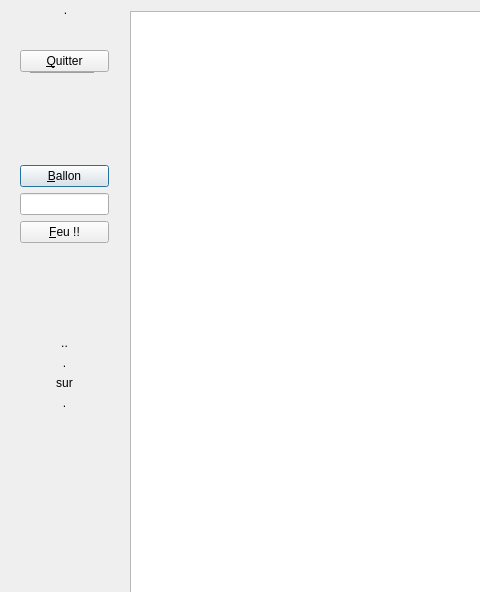
Before: the Qt Designer form exercice.ui in Txikilinux/leterrier-calculment, drawn with Qt 5; both pictures show x 0 to 480 and y 0 to 592 of the 850 by 950 pixel window.
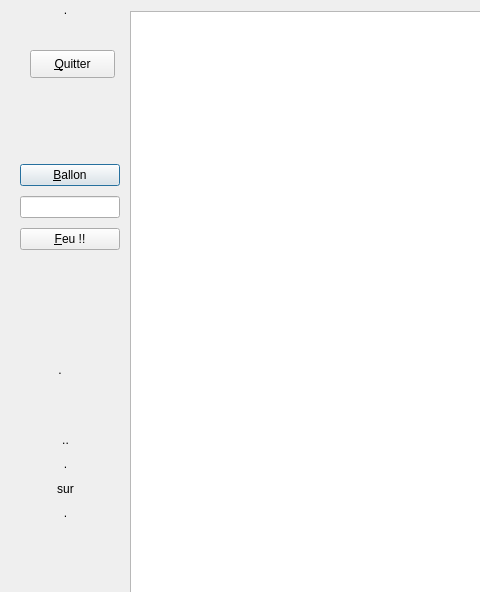
After: the same form once the commit is applied.

Patch:
```diff
--- a/exercice.ui
+++ b/exercice.ui
@@ -27,127 +27,23 @@
   </property>
   <widget class="QWidget" name="centralwidget">
    <widget class="QLCDNumber" name="lcdNumber">
-    <property name="geometry">
-     <rect>
-      <x>30</x>
-      <y>50</y>
-      <width>64</width>
-      <height>23</height>
-     </rect>
+    <property name="enabled">
+     <bool>true</bool>
     </property>
-   </widget>
-   <widget class="QWidget" name="layoutWidget">
     <property name="geometry">
      <rect>
-      <x>20</x>
+      <x>10</x>
       <y>50</y>
-      <width>89</width>
-      <height>360</height>
+      <width>0</width>
+      <height>0</height>
      </rect>
     </property>
-    <layout class="QVBoxLayout" name="verticalLayout_3">
-     <item>
-      <widget class="QPushButton" name="btnQuitter">
-       <property name="text">
-        <string>&amp;Quitter</string>
-       </property>
-      </widget>
-     </item>
-     <item>
-      <spacer name="verticalSpacer_2">
-       <property name="orientation">
-        <enum>Qt::Vertical</enum>
-       </property>
-       <property name="sizeHint" stdset="0">
-        <size>
-         <width>20</width>
-         <height>78</height>
-        </size>
-       </property>
-      </spacer>
-     </item>
-     <item>
-      <layout class="QVBoxLayout" name="verticalLayout_2">
-       <item>
-        <widget class="QPushButton" name="btnBallon">
-         <property name="text">
-          <string>&amp;Ballon</string>
-         </property>
-         <property name="default">
-          <bool>true</bool>
-         </property>
-        </widget>
-       </item>
-       <item>
-        <widget class="QLineEdit" name="leResultat"/>
-       </item>
-       <item>
-        <widget class="QPushButton" name="btnFeu">
-         <property name="text">
-          <string>&amp;Feu !!</string>
-         </property>
-        </widget>
-       </item>
-      </layout>
-     </item>
-     <item>
-      <spacer name="verticalSpacer">
-       <property name="orientation">
-        <enum>Qt::Vertical</enum>
-       </property>
-       <property name="sizeHint" stdset="0">
-        <size>
-         <width>20</width>
-         <height>40</height>
-        </size>
-       </property>
-      </spacer>
-     </item>
-     <item>
-      <layout class="QVBoxLayout" name="verticalLayout">
-       <item>
-        <widget class="QLabel" name="lblMsg">
-         <property name="text">
-          <string>..</string>
-         </property>
-         <property name="alignment">
-          <set>Qt::AlignCenter</set>
-         </property>
-        </widget>
-       </item>
-       <item>
-        <widget class="QLabel" name="lblPoints">
-         <property name="text">
-          <string>.</string>
-         </property>
-         <property name="alignment">
-          <set>Qt::AlignCenter</set>
-         </property>
-        </widget>
-       </item>
-       <item>
-        <widget class="QLabel" name="lblSur">
-         <property name="text">
-          <string>sur</string>
-         </property>
-         <property name="alignment">
-          <set>Qt::AlignCenter</set>
-         </property>
-        </widget>
-       </item>
-       <item>
-        <widget class="QLabel" name="lblTotal">
-         <property name="text">
-          <string>.</string>
-         </property>
-         <property name="alignment">
-          <set>Qt::AlignCenter</set>
-         </property>
-        </widget>
-       </item>
-      </layout>
-     </item>
-    </layout>
+    <property name="maximumSize">
+     <size>
+      <width>0</width>
+      <height>0</height>
+     </size>
+    </property>
    </widget>
    <widget class="QGraphicsView" name="vue">
     <property name="geometry">
@@ -175,6 +71,126 @@
      <set>Qt::AlignCenter</set>
     </property>
    </widget>
+   <widget class="QLabel" name="lblImgMsg">
+    <property name="geometry">
+     <rect>
+      <x>10</x>
+      <y>320</y>
+      <width>100</width>
+      <height>100</height>
+     </rect>
+    </property>
+    <property name="text">
+     <string>.</string>
+    </property>
+    <property name="alignment">
+     <set>Qt::AlignCenter</set>
+    </property>
+   </widget>
+   <widget class="QWidget" name="layoutWidget">
+    <property name="geometry">
+     <rect>
+      <x>20</x>
+      <y>430</y>
+      <width>91</width>
+      <height>92</height>
+     </rect>
+    </property>
+    <layout class="QVBoxLayout" name="verticalLayout">
+     <item>
+      <widget class="QLabel" name="lblMsg">
+       <property name="text">
+        <string>..</string>
+       </property>
+       <property name="alignment">
+        <set>Qt::AlignCenter</set>
+       </property>
+      </widget>
+     </item>
+     <item>
+      <widget class="QLabel" name="lblPoints">
+       <property name="text">
+        <string>.</string>
+       </property>
+       <property name="alignment">
+        <set>Qt::AlignCenter</set>
+       </property>
+      </widget>
+     </item>
+     <item>
+      <widget class="QLabel" name="lblSur">
+       <property name="text">
+        <string>sur</string>
+       </property>
+       <property name="alignment">
+        <set>Qt::AlignCenter</set>
+       </property>
+      </widget>
+     </item>
+     <item>
+      <widget class="QLabel" name="lblTotal">
+       <property name="text">
+        <string>.</string>
+       </property>
+       <property name="alignment">
+        <set>Qt::AlignCenter</set>
+       </property>
+      </widget>
+     </item>
+    </layout>
+   </widget>
+   <widget class="QWidget" name="layoutWidget">
+    <property name="geometry">
+     <rect>
+      <x>20</x>
+      <y>160</y>
+      <width>100</width>
+      <height>96</height>
+     </rect>
+    </property>
+    <layout class="QVBoxLayout" name="verticalLayout_2">
+     <item>
+      <widget class="QPushButton" name="btnBallon">
+       <property name="text">
+        <string>&amp;Ballon</string>
+       </property>
+       <property name="default">
+        <bool>true</bool>
+       </property>
+      </widget>
+     </item>
+     <item>
+      <widget class="QLineEdit" name="leResultat"/>
+     </item>
+     <item>
+      <widget class="QPushButton" name="btnFeu">
+       <property name="text">
+        <string>&amp;Feu !!</string>
+       </property>
+      </widget>
+     </item>
+    </layout>
+   </widget>
+   <widget class="QPushButton" name="btnQuitter">
+    <property name="geometry">
+     <rect>
+      <x>30</x>
+      <y>50</y>
+      <width>85</width>
+      <height>28</height>
+     </rect>
+    </property>
+    <property name="text">
+     <string>&amp;Quitter</string>
+    </property>
+   </widget>
+   <zorder>layoutWidget</zorder>
+   <zorder>btnQuitter</zorder>
+   <zorder>lcdNumber</zorder>
+   <zorder>layoutWidget</zorder>
+   <zorder>vue</zorder>
+   <zorder>lblArg</zorder>
+   <zorder>lblImgMsg</zorder>
   </widget>
   <widget class="QMenuBar" name="menubar">
    <property name="geometry">
```
